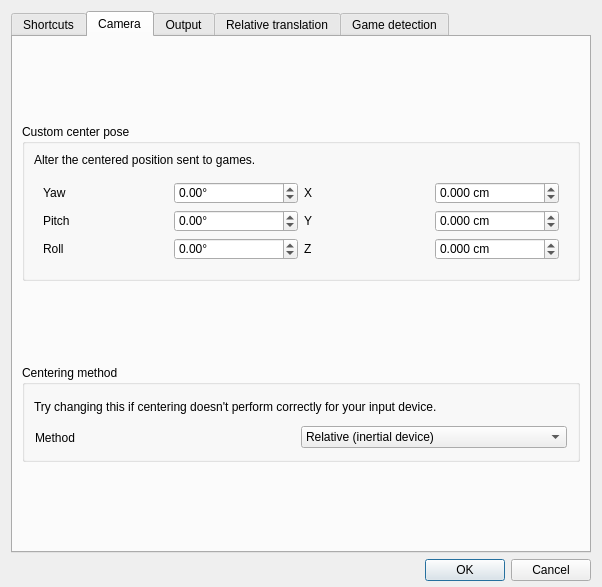
First picture: the form in gui/options-dialog.ui, repository opentrack/opentrack, before the edit.
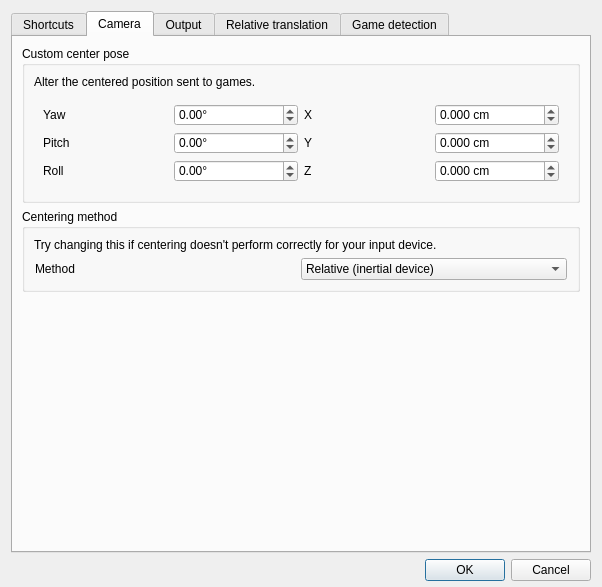
Second picture: the form after the edit. The open tabs and pages were chosen to show the change. Icons and pictures are not drawn. Custom widgets are drawn as their Qt base class.

Diff of the .ui file:
```diff
--- a/gui/options-dialog.ui
+++ b/gui/options-dialog.ui
@@ -1296,7 +1296,7 @@
           <enum>Qt::Vertical</enum>
          </property>
          <property name="sizeType">
-          <enum>QSizePolicy::Minimum</enum>
+          <enum>QSizePolicy::Expanding</enum>
          </property>
          <property name="sizeHint" stdset="0">
           <size>
```
Left out of the diff: 4 changed lines with no effect on the pictures.
